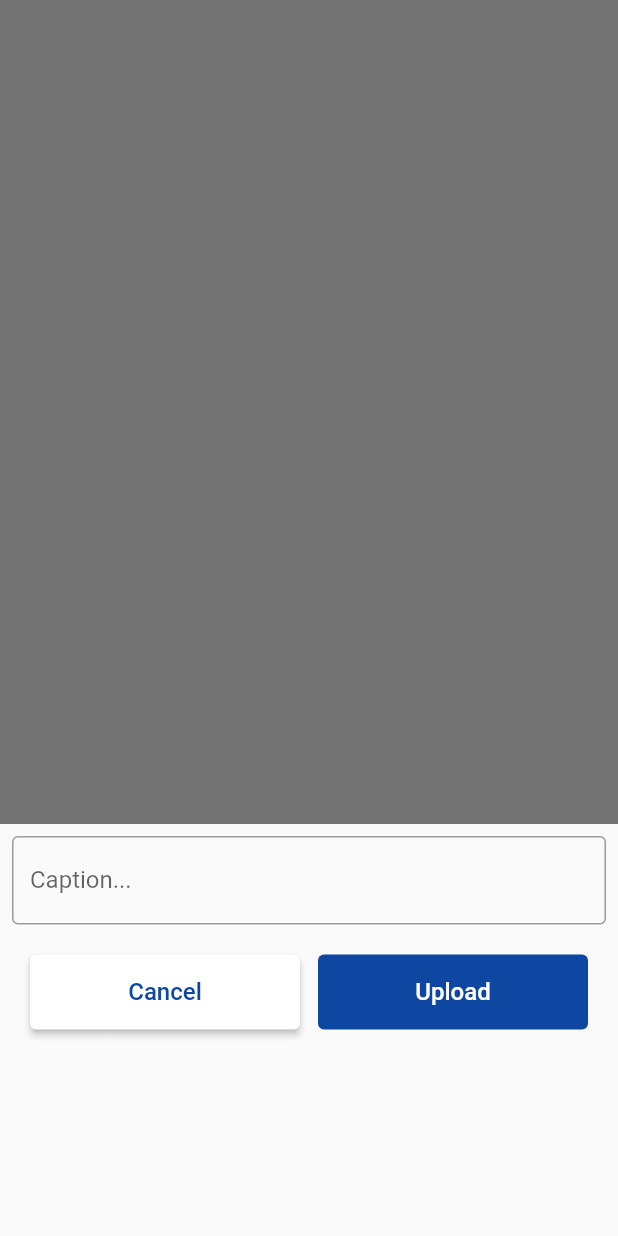
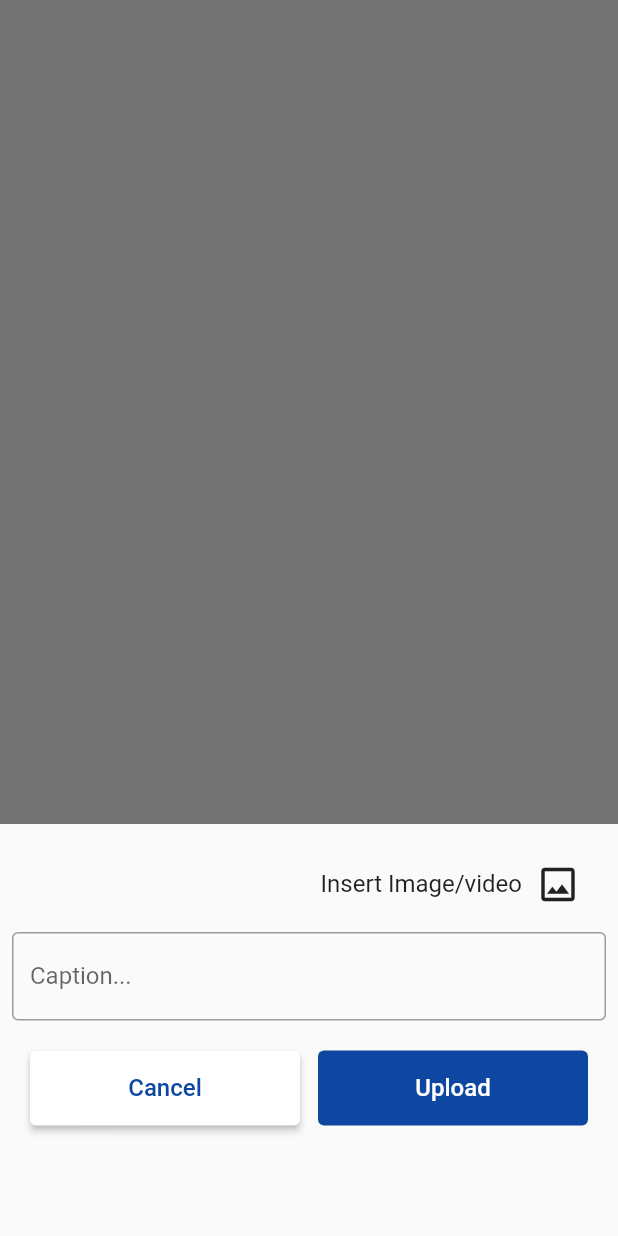
Before and after one commit to Shah-Labhesh/Intern_task, a Flutter app: what showButtomSheet() shows on an empty page, opened directly, on a phone screen of 412 x 824 dp. Run offline on Flutter 3.47's test engine with Material 2 defaults, Android fonts, the phone set to English and light mode, and no system bars; network calls fail.

Commit message:
Complex UI completed

```diff
--- a/complex_ui/lib/screens/home_screen.dart
+++ b/complex_ui/lib/screens/home_screen.dart
@@ -176,7 +176,8 @@
                                               Text("Share"),
                                             ],
                                           ),
-                                        )
+                                        ),
+                                        Divider(),
                                       ],
                                     ),
                                   ],
--- a/complex_ui/lib/widgets/create_post_sheet.dart
+++ b/complex_ui/lib/widgets/create_post_sheet.dart
@@ -12,6 +12,28 @@
             child: Column(
               children: [
                 // ImagePicker(),
+                Padding(
+                  padding: const EdgeInsets.all(8.0),
+                  child: Container(
+                    child: Row(
+                      mainAxisAlignment: MainAxisAlignment.end,
+                      children: [
+                        Text(
+                          "Insert Image/video",
+                          style: TextStyle(fontSize: 16),
+                        ),
+                        IconButton(
+                          onPressed: () => Navigator.pop(context),
+                          icon: Icon(
+                            Icons.insert_photo_outlined,
+                            size: 30,
+                          ),
+                        ),
+                      ],
+                    ),
+                  ),
+                ),
+
                 TextFormField(
                   decoration: InputDecoration(
                     label: Text("Caption..."),
--- a/complex_ui/lib/widgets/nagivation_bar.dart
+++ b/complex_ui/lib/widgets/nagivation_bar.dart
@@ -1,4 +1,4 @@
-import 'package:complex_ui/screens/create_post_screen.dart';
+import 'package:complex_ui/widgets/create_post_sheet.dart';
 import 'package:flutter/cupertino.dart';
 import 'package:flutter/material.dart';
 
@@ -17,7 +17,7 @@
       shape: CircularNotchedRectangle(),
       child: Row(
         mainAxisAlignment: MainAxisAlignment.spaceAround,
-        children: <Widget>[
+        children: [
           IconButton(
             icon: Icon(CupertinoIcons.house, size: 30),
             onPressed: () {
```
Also changed, not shown: complex_ui/lib/widgets/image_picker.dart (deleted, +0 -59 lines).
